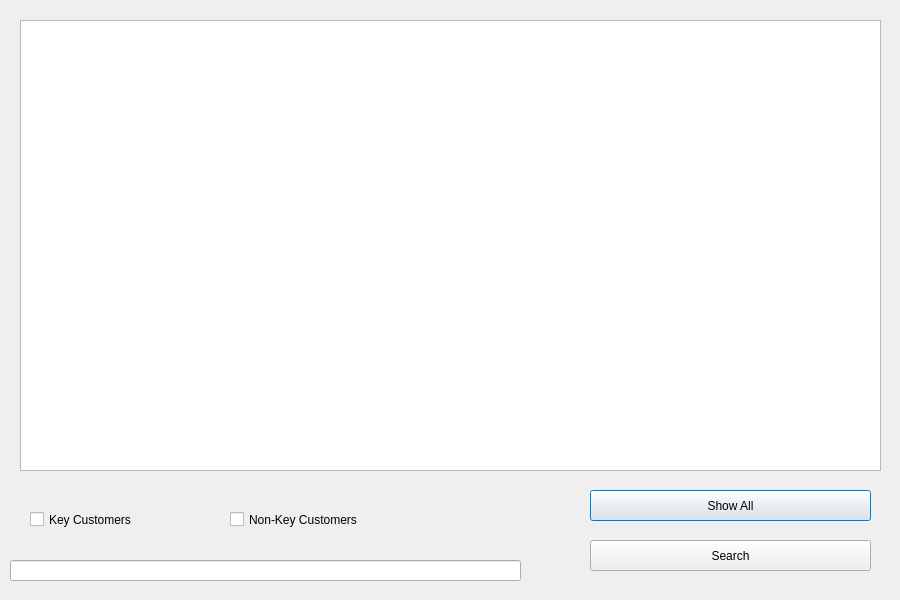
Above: adminwindow.ui from MuffinSmith/ProjectThinggy before the change. Below: the same form after it.
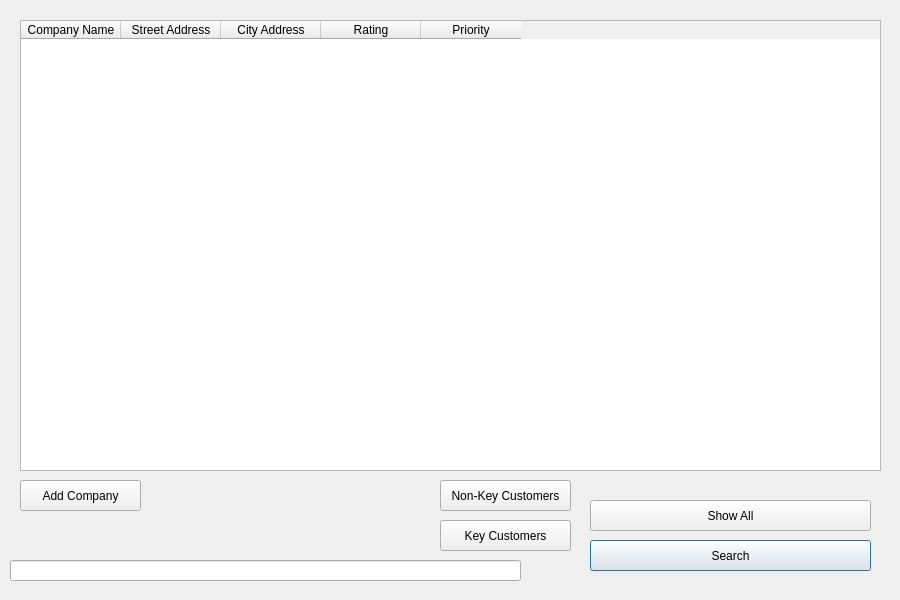
That is the form after the change.

Commit message: have the customer list displaying in the admin window(user/pass:Reptar King of the Ozone / Secure) working on adding companyd to the list and being able to redisplay the list according to key, non key, and all customers

```diff
--- a/adminwindow.ui
+++ b/adminwindow.ui
@@ -22,6 +22,52 @@
      <height>451</height>
     </rect>
    </property>
+   <property name="minimumSize">
+    <size>
+     <width>861</width>
+     <height>451</height>
+    </size>
+   </property>
+   <property name="maximumSize">
+    <size>
+     <width>861</width>
+     <height>451</height>
+    </size>
+   </property>
+   <property name="sizeAdjustPolicy">
+    <enum>QAbstractScrollArea::AdjustIgnored</enum>
+   </property>
+   <attribute name="horizontalHeaderMinimumSectionSize">
+    <number>33</number>
+   </attribute>
+   <attribute name="verticalHeaderDefaultSectionSize">
+    <number>30</number>
+   </attribute>
+   <column>
+    <property name="text">
+     <string>Company Name</string>
+    </property>
+   </column>
+   <column>
+    <property name="text">
+     <string>Street Address</string>
+    </property>
+   </column>
+   <column>
+    <property name="text">
+     <string>City Address</string>
+    </property>
+   </column>
+   <column>
+    <property name="text">
+     <string>Rating</string>
+    </property>
+   </column>
+   <column>
+    <property name="text">
+     <string>Priority</string>
+    </property>
+   </column>
   </widget>
   <widget class="QLineEdit" name="searchBar">
    <property name="geometry">
@@ -33,45 +79,6 @@
     </rect>
    </property>
   </widget>
-  <widget class="QCheckBox" name="keyCust_CheckBox">
-   <property name="geometry">
-    <rect>
-     <x>30</x>
-     <y>510</y>
-     <width>111</width>
-     <height>19</height>
-    </rect>
-   </property>
-   <property name="text">
-    <string>Key Customers</string>
-   </property>
-  </widget>
-  <widget class="QCheckBox" name="nonKeyCust_CheckBox">
-   <property name="geometry">
-    <rect>
-     <x>230</x>
-     <y>510</y>
-     <width>131</width>
-     <height>19</height>
-    </rect>
-   </property>
-   <property name="text">
-    <string>Non-Key Customers</string>
-   </property>
-  </widget>
-  <widget class="QPushButton" name="showAll_Button">
-   <property name="geometry">
-    <rect>
-     <x>590</x>
-     <y>490</y>
-     <width>281</width>
-     <height>31</height>
-    </rect>
-   </property>
-   <property name="text">
-    <string>Show All</string>
-   </property>
-  </widget>
   <widget class="QPushButton" name="search_Button">
    <property name="geometry">
     <rect>
@@ -85,6 +92,65 @@
     <string>Search</string>
    </property>
   </widget>
+  <widget class="QPushButton" name="showAll_Button">
+   <property name="geometry">
+    <rect>
+     <x>590</x>
+     <y>500</y>
+     <width>281</width>
+     <height>31</height>
+    </rect>
+   </property>
+   <property name="text">
+    <string>Show All</string>
+   </property>
+  </widget>
+  <widget class="QPushButton" name="KeyButton">
+   <property name="geometry">
+    <rect>
+     <x>440</x>
+     <y>520</y>
+     <width>131</width>
+     <height>31</height>
+    </rect>
+   </property>
+   <property name="text">
+    <string>Key Customers</string>
+   </property>
+  </widget>
+  <widget class="QPushButton" name="NonKeyButton">
+   <property name="geometry">
+    <rect>
+     <x>440</x>
+     <y>480</y>
+     <width>131</width>
+     <height>31</height>
+    </rect>
+   </property>
+   <property name="text">
+    <string>Non-Key Customers</string>
+   </property>
+  </widget>
+  <widget class="QPushButton" name="AddCompButton">
+   <property name="geometry">
+    <rect>
+     <x>20</x>
+     <y>480</y>
+     <width>121</width>
+     <height>31</height>
+    </rect>
+   </property>
+   <property name="text">
+    <string>Add Company</string>
+   </property>
+  </widget>
+  <zorder>searchBar</zorder>
+  <zorder>search_Button</zorder>
+  <zorder>showAll_Button</zorder>
+  <zorder>tableWidget</zorder>
+  <zorder>KeyButton</zorder>
+  <zorder>NonKeyButton</zorder>
+  <zorder>AddCompButton</zorder>
  </widget>
  <resources/>
  <connections/>
```
The commit also changes 19 other files.
